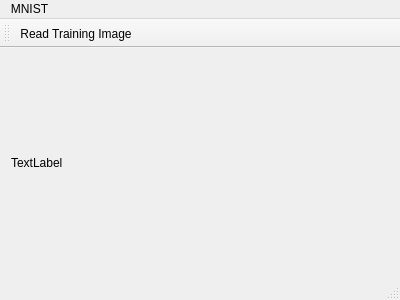
Above: mainwindow.ui from heartnheart/ShapeContextDemo before the change. Below: the same form after it.
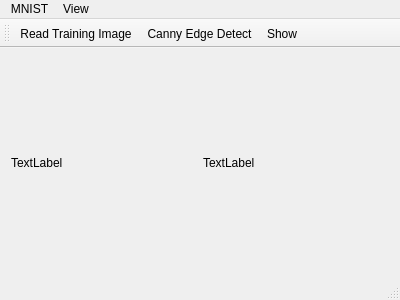
That is the form after the change.

Commit message: attempt to integrate OpenCV Canny edge detection in it

```diff
--- a/mainwindow.ui
+++ b/mainwindow.ui
@@ -25,6 +25,16 @@
       </property>
      </widget>
     </item>
+    <item>
+     <widget class="QLabel" name="cannyLabel">
+      <property name="text">
+       <string>TextLabel</string>
+      </property>
+      <property name="scaledContents">
+       <bool>true</bool>
+      </property>
+     </widget>
+    </item>
    </layout>
   </widget>
   <widget class="QMenuBar" name="menuBar">
@@ -41,8 +51,16 @@
      <string>MNIST</string>
     </property>
     <addaction name="actionRead_Training_Image"/>
+    <addaction name="actionCanny_Edge_Detect"/>
+   </widget>
+   <widget class="QMenu" name="menuView">
+    <property name="title">
+     <string>View</string>
+    </property>
+    <addaction name="actionShow"/>
    </widget>
    <addaction name="menuMNIST"/>
+   <addaction name="menuView"/>
   </widget>
   <widget class="QToolBar" name="mainToolBar">
    <attribute name="toolBarArea">
@@ -52,6 +70,8 @@
     <bool>false</bool>
    </attribute>
    <addaction name="actionRead_Training_Image"/>
+   <addaction name="actionCanny_Edge_Detect"/>
+   <addaction name="actionShow"/>
   </widget>
   <widget class="QStatusBar" name="statusBar"/>
   <action name="actionRead_Training_Image">
@@ -59,6 +79,16 @@
     <string>Read Training Image</string>
    </property>
   </action>
+  <action name="actionCanny_Edge_Detect">
+   <property name="text">
+    <string>Canny Edge Detect</string>
+   </property>
+  </action>
+  <action name="actionShow">
+   <property name="text">
+    <string>Show</string>
+   </property>
+  </action>
  </widget>
  <layoutdefault spacing="6" margin="11"/>
  <resources/>
```
The commit also changes 5 other files.
